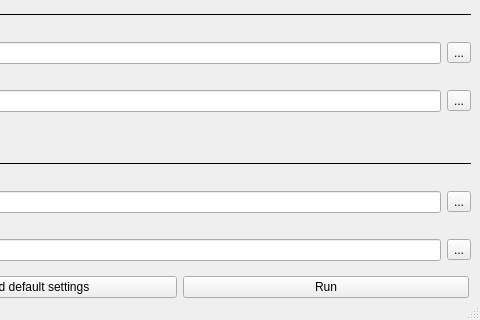
Before: the Qt Designer form Data/ui_layout.ui in vjamrich/human_database, drawn with Qt 5; both pictures show x 120 to 600 and y 580 to 900 of the 600 by 900 pixel window.
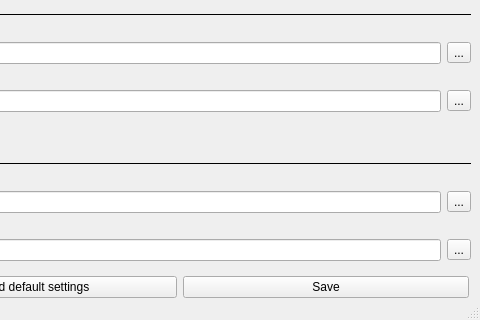
After: the same form once the commit is applied. Icons and pictures are not drawn.

The edit to the form file:
```diff
--- a/Data/ui_layout.ui
+++ b/Data/ui_layout.ui
@@ -787,7 +787,7 @@
       <item>
        <widget class="QPushButton" name="run_button">
         <property name="text">
-         <string>Run</string>
+         <string>Save</string>
         </property>
        </widget>
       </item>
```
Left out of the diff: 2 changed lines with no effect on the pictures.
